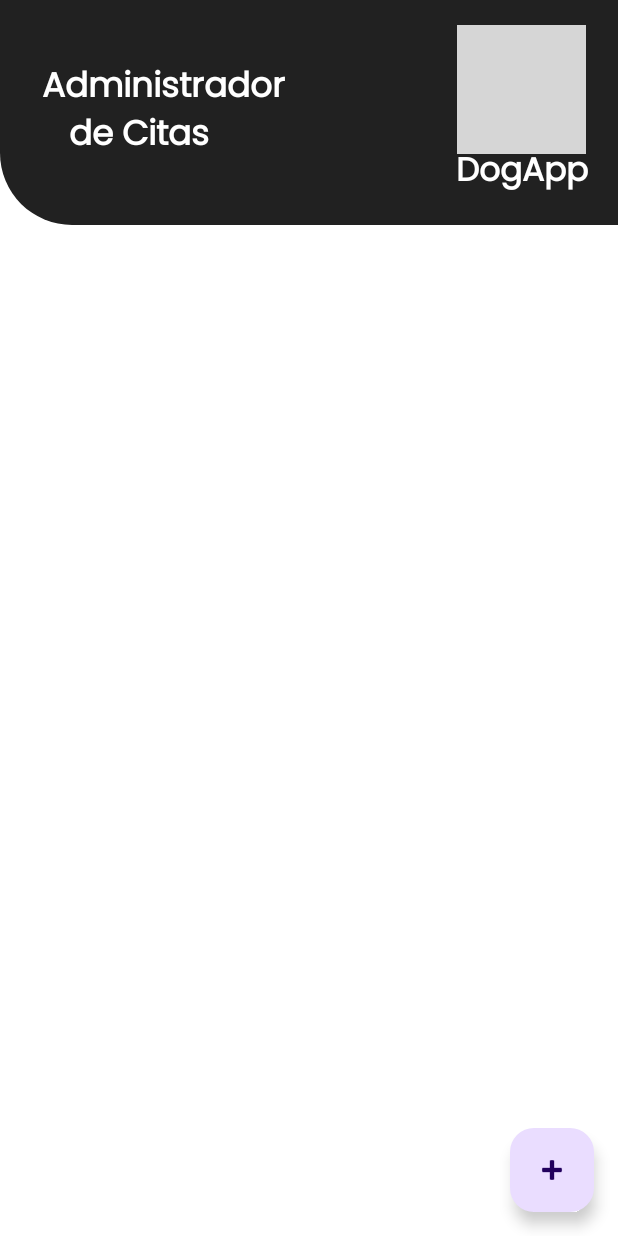
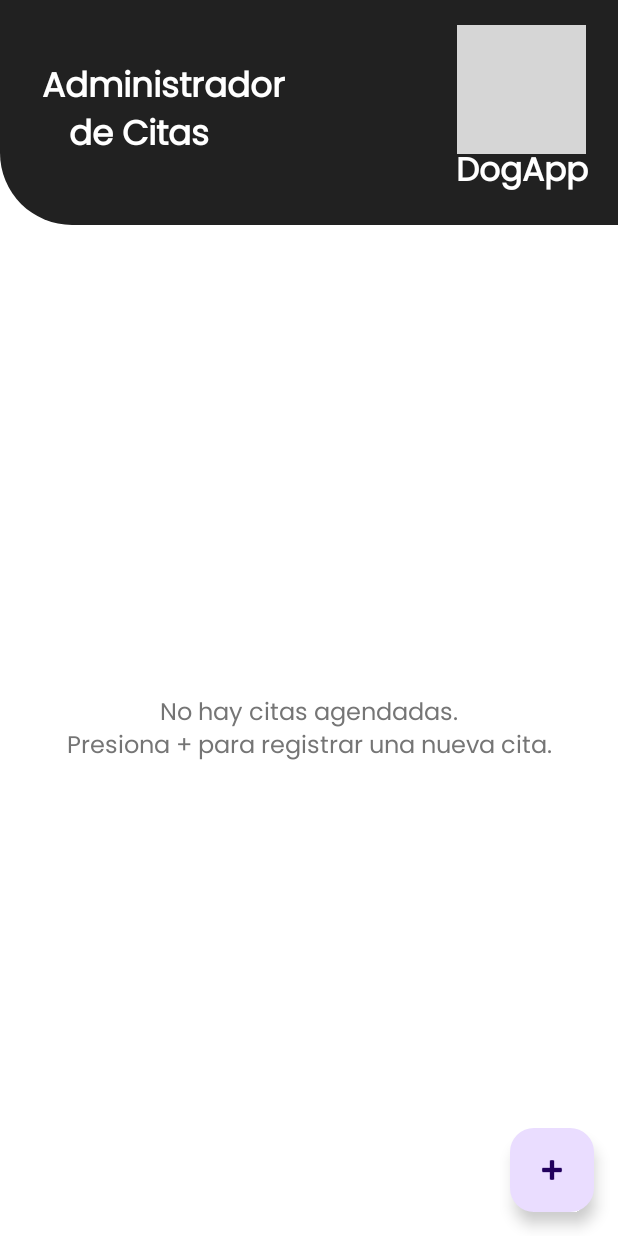
Before and after one commit to Joseeee0909/DogApp, an Android app: the HomeFragment screen opened through its navigation route, on a phone screen of 412 x 824 dp. Run offline under Robolectric (Android 15) with nearby library versions, the phone set to English and light mode, and no system bars; our stand-ins replace Room's generated code, data binding; pictures from the network do not load; grey boxes are pictures that could not be loaded.

Commit message:
feat(home): P3-03 integracion de Home con Room, ViewModel y estado sin citas

```diff
--- a/app/src/main/java/com/dogapp/view/fragments/HomeFragment.kt
+++ b/app/src/main/java/com/dogapp/view/fragments/HomeFragment.kt
@@ -46,7 +46,16 @@ class HomeFragment : Fragment() {
         }
 
         citaViewModel.allCitas.observe(viewLifecycleOwner) { citas ->
-            citaAdapter.submitList(citas)
+            val lista = citas ?: emptyList()
+            citaAdapter.submitList(lista)
+
+            if (lista.isEmpty()) {
+                binding.rvCitas.visibility = View.GONE
+                binding.tvEmptyState.visibility = View.VISIBLE
+            } else {
+                binding.rvCitas.visibility = View.VISIBLE
+                binding.tvEmptyState.visibility = View.GONE
+            }
         }
     }
 
--- a/app/src/main/res/layout/fragment_home.xml
+++ b/app/src/main/res/layout/fragment_home.xml
@@ -1,6 +1,7 @@
 <?xml version="1.0" encoding="utf-8"?>
 <layout xmlns:android="http://schemas.android.com/apk/res/android"
-    xmlns:app="http://schemas.android.com/apk/res-auto">
+    xmlns:app="http://schemas.android.com/apk/res-auto"
+    xmlns:tools="http://schemas.android.com/tools">
 
     <androidx.constraintlayout.widget.ConstraintLayout
         android:layout_width="match_parent"
@@ -17,8 +18,28 @@
             android:id="@+id/rvCitas"
             android:layout_width="match_parent"
             android:layout_height="0dp"
+            android:clipToPadding="false"
+            android:paddingTop="12dp"
+            android:paddingBottom="88dp"
             app:layout_constraintBottom_toBottomOf="parent"
-            app:layout_constraintTop_toBottomOf="@id/curvedToolbar" />
+            app:layout_constraintTop_toBottomOf="@id/curvedToolbar"
+            tools:listitem="@layout/item_cita" />
+
+        <TextView
+            android:id="@+id/tvEmptyState"
+            android:layout_width="0dp"
+            android:layout_height="wrap_content"
+            android:layout_marginHorizontal="32dp"
+            android:gravity="center"
+            android:text="No hay citas agendadas.\nPresiona + para registrar una nueva cita."
+            android:textColor="@color/text_secondary"
+            android:textSize="16sp"
+            android:visibility="gone"
+            app:layout_constraintBottom_toBottomOf="parent"
+            app:layout_constraintEnd_toEndOf="parent"
+            app:layout_constraintStart_toStartOf="parent"
+            app:layout_constraintTop_toBottomOf="@id/curvedToolbar"
+            tools:visibility="visible" />
 
         <com.google.android.material.floatingactionbutton.FloatingActionButton
             android:id="@+id/fabAddCita"
```
